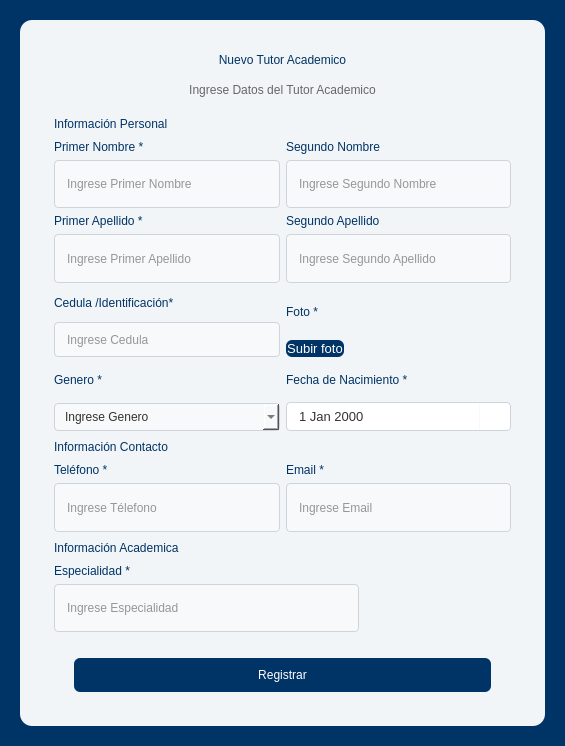
Qt form UI/new_tutor_academico.ui (AlexING-7/Gestion_Pasantes) before a commit.
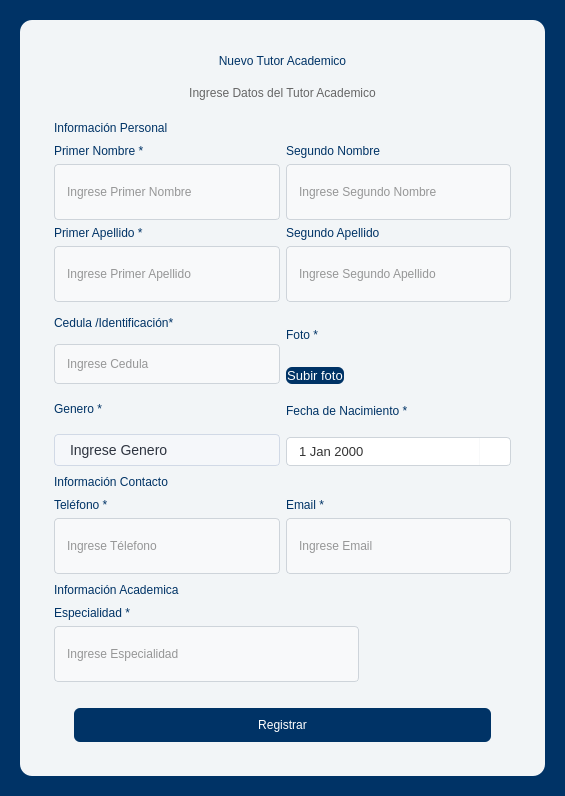
The same form after that commit. Icons and pictures are not drawn.

Patch:
```diff
--- a/UI/new_tutor_academico.ui
+++ b/UI/new_tutor_academico.ui
@@ -7,7 +7,7 @@
     <x>0</x>
     <y>0</y>
     <width>565</width>
-    <height>746</height>
+    <height>796</height>
    </rect>
   </property>
   <property name="windowTitle">
@@ -462,6 +462,57 @@
              </item>
              <item>
               <widget class="QComboBox" name="genero_input">
+               <property name="styleSheet">
+                <string notr="true">/* Estilo principal del ComboBox */
+QComboBox {
+    background-color: rgb(245, 247, 250);
+    border: 1px solid #d1d9e6; /* Un borde suave que combina con el fondo */
+    border-radius: 4px;
+    padding: 0px 15px;
+    font-size: 14px;
+    color: #2e3440; /* Gris muy oscuro para buen contraste */
+    min-height: 30px;
+}
+
+/* Estado cuando pasas el ratón por encima */
+QComboBox:hover {
+    border: 1px solid #aeb9cc;
+    background-color: #ffffff; /* Se aclara un poco al interactuar */
+}
+
+/* Estado cuando el combo está abierto */
+QComboBox:on { 
+    border-bottom-left-radius: 0px;
+    border-bottom-right-radius: 0px;
+    border: 2px solid #5e81ac; /* Color de énfasis (azul) al estar activo */
+}
+
+/* Estilo del botón de la flecha */
+QComboBox::drop-down {
+    subcontrol-origin: padding;
+    subcontrol-position: top right;
+    width: 30px;
+    border-left-width: 0px; /* Quitamos la línea divisoria para un look más limpio */
+}
+
+/* Estilo de la flecha (puedes usar un caracter o una imagen) */
+QComboBox::down-arrow {
+    image: url(resources/images/down-arrow-svgrepo-com.svg); /* Si tienes un icono */
+    width: 12px;
+    height: 12px;
+}
+
+/* Estilo de la lista desplegable (el menú) */
+QAbstractItemView {
+    background-color: #ffffff;
+    border: 1px solid ;
+    selection-background-color: #5e81ac; /* Color de fondo al seleccionar un item */
+    selection-color: white;
+    outline: none;
+    border-radius: 0px;
+	color:#000;
+}</string>
+               </property>
                <property name="placeholderText">
                 <string>Ingrese Genero</string>
                </property>
```
Left out of the diff: 33 changed lines with no effect on the pictures.
